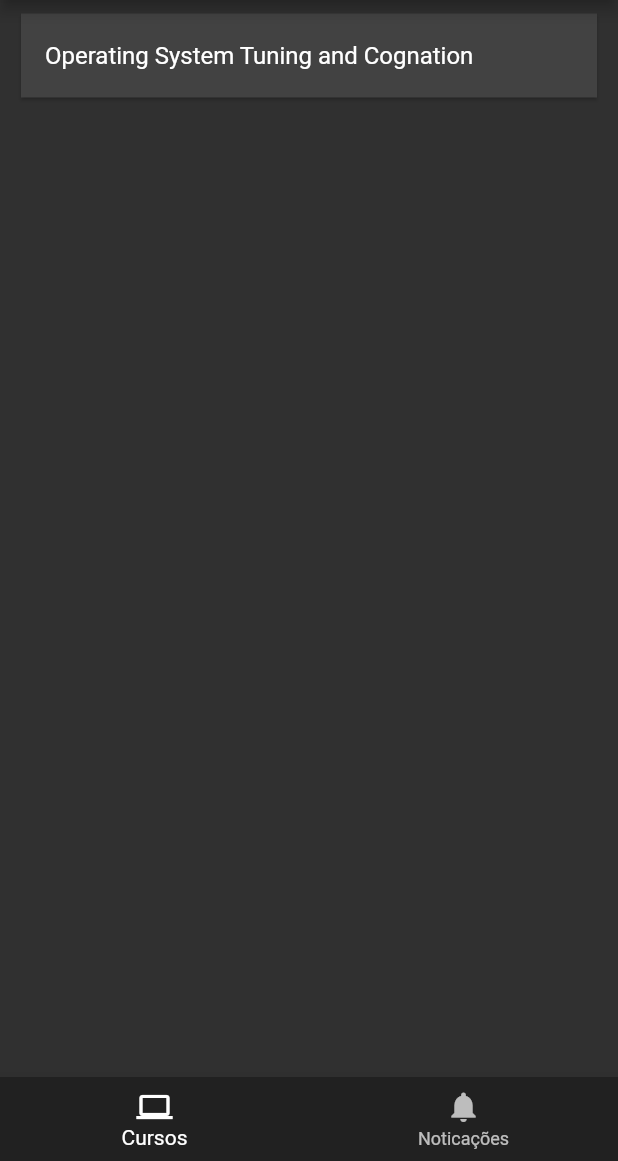
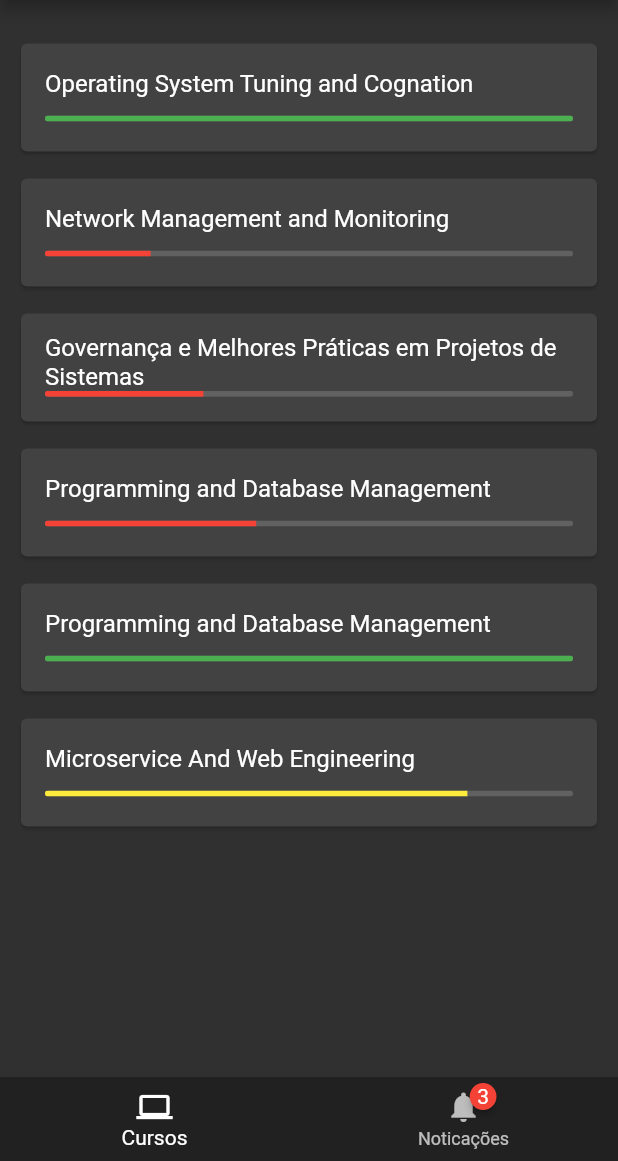
Before and after one commit to GGotha/PS13SI-Flutter, a Flutter app: the screen it shows after launch, after a tap on "CONECTAR", on a phone screen of 412 x 824 dp, the part 75-1236 px from its top. Run offline on Flutter 3.47's test engine with Material 2 defaults, Android fonts, the phone set to English and light mode, and no system bars; drawn by our look-alikes of badges; our stand-ins replace flutter_local_notifications.

Commit message:
notifications

```diff
--- /dev/null
+++ b/lib/app.dart
@@ -0,0 +1,25 @@
+import 'package:flutter/material.dart';
+import 'package:provider/provider.dart';
+import 'package:ps13si/models/notification_model.dart';
+import 'package:ps13si/screens/home_screen.dart';
+import 'package:ps13si/screens/login_screen.dart';
+
+class App extends StatelessWidget {
+  @override
+  Widget build(BuildContext context) {
+    return ChangeNotifierProvider.value(
+      value: NotificationModel(),
+      child: MaterialApp(
+        debugShowCheckedModeBanner: false,
+        title: 'PS13SI',
+        darkTheme: ThemeData.dark(),
+        themeMode: ThemeMode.dark,
+        initialRoute: "/",
+        routes: {
+          "/": (context) => LoginScreen(),
+          "/home": (context) => HomeScreen(),
+        },
+      ),
+    );
+  }
+}
--- a/lib/main.dart
+++ b/lib/main.dart
@@ -1,24 +1,6 @@
 import 'package:flutter/material.dart';
-import 'package:ps13si/screens/home_screen.dart';
-import 'package:ps13si/screens/login_screen.dart';
+import 'package:ps13si/app.dart';
 
 void main() {
-  runApp(MyApp());
+  runApp(App());
 }
-
-class MyApp extends StatelessWidget {
-  @override
-  Widget build(BuildContext context) {
-    return MaterialApp(
-      debugShowCheckedModeBanner: false,
-      title: 'PS13SI',
-      darkTheme: ThemeData.dark(),
-      themeMode: ThemeMode.dark,
-      initialRoute: "/",
-      routes: {
-        "/": (context) => LoginScreen(),
-        "/home": (context) => HomeScreen(),
-      },
-    );
-  }
-}
--- /dev/null
+++ b/lib/models/course_model.dart
@@ -0,0 +1,13 @@
+class CourseModel {
+  int id;
+  String name;
+  double percentage;
+  String teacher;
+
+  CourseModel({
+    this.id,
+    this.name,
+    this.percentage,
+    this.teacher,
+  });
+}
--- /dev/null
+++ b/lib/models/notification_model.dart
@@ -0,0 +1,19 @@
+import 'package:flutter/cupertino.dart';
+
+class NotificationModel with ChangeNotifier {
+  int id;
+  String name;
+
+  NotificationModel({
+    this.id,
+    this.name,
+  });
+
+  int countNotifications = 3;
+
+  void updateNotifications(value) {
+    countNotifications = value;
+
+    notifyListeners();
+  }
+}
--- /dev/null
+++ b/lib/repository/course_repository.dart
@@ -0,0 +1,60 @@
+import 'package:ps13si/models/course_model.dart';
+
+import 'database.dart';
+
+class CourseRepository {
+  Future findAllAsync() async {
+    var db = Database();
+    await db.createDatabase();
+
+    List<CourseModel> courses = new List<CourseModel>();
+
+    if (db.created) {
+      courses = new List<CourseModel>();
+      courses.add(
+        new CourseModel(
+          id: 1,
+          name: 'Operating System Tuning and Cognation',
+          percentage: 1,
+        ),
+      );
+      courses.add(
+        new CourseModel(
+          id: 2,
+          name: 'Network Management and Monitoring',
+          percentage: 0.2,
+        ),
+      );
+      courses.add(
+        new CourseModel(
+          id: 3,
+          name: 'Governança e Melhores Práticas em Projetos de Sistemas',
+          percentage: 0.3,
+        ),
+      );
+      courses.add(
+        new CourseModel(
+          id: 4,
+          name: 'Programming and Database Management',
+          percentage: 0.4,
+        ),
+      );
+      courses.add(
+        new CourseModel(
+          id: 5,
+          name: 'Programming and Database Management',
+          percentage: 1,
+        ),
+      );
+      courses.add(
+        new CourseModel(
+          id: 6,
+          name: 'Microservice And Web Engineering',
+          percentage: 0.8,
+        ),
+      );
+    }
+
+    return new Future.value(courses);
+  }
+}
--- /dev/null
+++ b/lib/repository/database.dart
@@ -0,0 +1,11 @@
+class Database {
+  bool created = false;
+
+  Future<bool> createDatabase() async {
+    await Future.delayed(
+      Duration(milliseconds: 100),
+    );
+    this.created = true;
+    return created;
+  }
+}
--- a/lib/screens/home_screen.dart
+++ b/lib/screens/home_screen.dart
@@ -1,17 +1,45 @@
+import 'package:badges/badges.dart';
 import 'package:flutter/material.dart';
+import 'package:flutter_local_notifications/flutter_local_notifications.dart';
+import 'package:ps13si/models/notification_model.dart';
+
 import 'package:ps13si/widgets/custom_app_bar.dart';
+import 'package:ps13si/widgets/future_builder_course_list.dart';
+import 'package:ps13si/widgets/future_builder_notification_list.dart';
+import 'package:ps13si/widgets/notifications_list.dart';
+import 'package:provider/provider.dart';
 
 class HomeScreen extends StatefulWidget {
-  static List<Widget> _widgetOptions = <Widget>[
-    // FutureBuilderPortalList(),
-    // ProfileContent(),
-  ];
-
   @override
   _HomeScreenState createState() => _HomeScreenState();
 }
 
 class _HomeScreenState extends State<HomeScreen> {
+  static int counter = 0;
+
+  FlutterLocalNotificationsPlugin flutterLocalNotificationsPlugin;
+
+  @override
+  void initState() {
+    super.initState();
+    flutterLocalNotificationsPlugin = new FlutterLocalNotificationsPlugin();
+    var android = new AndroidInitializationSettings('@mipmap/ic_launcher');
+    var iOS = new IOSInitializationSettings();
+    var initSetttings = new InitializationSettings(android: android, iOS: iOS);
+    flutterLocalNotificationsPlugin.initialize(
+      initSetttings,
+    );
+
+    Future.delayed(Duration(seconds: 2), () {
+      showNotification();
+    });
+  }
+
+  static List<Widget> _widgetOptions = <Widget>[
+    FutureBuilderCourseList(),
+    FutureBuilderNotificationList(counter: counter),
+  ];
+
   int _selectedIndex = 0;
 
   void _onItemTapped(int index) {
@@ -20,44 +48,36 @@ class _HomeScreenState extends State<HomeScreen> {
     });
   }
 
+  showNotification() async {
+    const AndroidNotificationDetails androidPlatformChannelSpecifics =
+        AndroidNotificationDetails(
+            'your channel id', 'your channel name', 'your channel description',
+            importance: Importance.max,
+            priority: Priority.high,
+            showWhen: false);
+    const NotificationDetails platformChannelSpecifics =
+        NotificationDetails(android: androidPlatformChannelSpecifics);
+    await flutterLocalNotificationsPlugin.show(
+      0,
+      'Curso Concluído',
+      '🎉🎉 Parabéns, você concluiu a matéria de Operating System Tuning and Cognation!!',
+      platformChannelSpecifics,
+      payload: 'item x',
+    );
+  }
+
   @override
   Widget build(BuildContext context) {
+    final notificationModel =
+        Provider.of<NotificationModel>(context, listen: true);
+
+    Future.delayed(Duration(seconds: 2), () {
+      notificationModel.updateNotifications(4);
+    });
+
     return Scaffold(
       appBar: CustomAppBar(),
-      body: Container(
-        margin: EdgeInsets.symmetric(
-          horizontal: 10,
-          vertical: 5,
-        ),
-        child: SafeArea(
-          child: Card(
-            shape: RoundedRectangleBorder(
-                // borderRadius: BorderRadius.circular(15.0),
-                ),
-            // color: Colors.red,
-            child: Column(
-              mainAxisSize: MainAxisSize.min,
-              children: <Widget>[
-                InkWell(
-                  onTap: () {
-                    Navigator.pushNamed(
-                      context,
-                      "/details",
-                      // arguments: portals,
-                    );
-                  },
-                  child: ListTile(
-                    title: Text(
-                      'Operating System Tuning and Cognation',
-                      style: TextStyle(color: Colors.white),
-                    ),
-                  ),
-                ),
-              ],
-            ),
-          ),
-        ),
-      ),
+      body: _widgetOptions.elementAt(_selectedIndex),
       bottomNavigationBar: BottomNavigationBar(
         backgroundColor: Colors.grey[900],
         items: [
@@ -67,7 +87,11 @@ class _HomeScreenState extends State<HomeScreen> {
           ),
           BottomNavigationBarItem(
             label: 'Noticações',
-            icon: Icon(Icons.notifications),
+            icon: Badge(
+              badgeContent:
+                  Text('${notificationModel.countNotifications ?? 0}'),
+              child: Icon(Icons.notifications),
+            ),
           ),
         ],
         currentIndex: _selectedIndex,
--- /dev/null
+++ b/lib/widgets/course_list.dart
@@ -0,0 +1,35 @@
+import 'package:flutter/material.dart';
+import 'package:ps13si/models/course_model.dart';
+import 'package:ps13si/widgets/custom_progress_bar.dart';
+
+class CourseList extends StatelessWidget {
+  CourseModel courses;
+
+  CourseList({
+    Key key,
+    @required this.courses,
+  }) : super(key: key);
+
+  @override
+  Widget build(BuildContext context) {
+    return Card(
+      child: Column(
+        mainAxisSize: MainAxisSize.min,
+        children: <Widget>[
+          InkWell(
+            onTap: () {},
+            child: ListTile(
+              title: Text(
+                courses.name,
+                style: TextStyle(color: Colors.white),
+              ),
+              subtitle: CustomProgressBar(
+                value: courses.percentage,
+              ),
+            ),
+          ),
+        ],
+      ),
+    );
+  }
+}
--- /dev/null
+++ b/lib/widgets/custom_progress_bar.dart
@@ -0,0 +1,32 @@
+import 'package:flutter/material.dart';
+
+class CustomProgressBar extends StatelessWidget {
+  double value;
+
+  CustomProgressBar({Key key, this.value}) : super(key: key);
+
+  Animation<Color> buildColorLinearProgressIndicator(value) {
+    if (value == 1) {
+      return AlwaysStoppedAnimation(Colors.green);
+    }
+    if (value >= 0.7 && value <= 0.99) {
+      return AlwaysStoppedAnimation(Colors.yellow);
+    }
+    if (value < 0.7) {
+      return AlwaysStoppedAnimation(Colors.red);
+    }
+  }
+
+  @override
+  Widget build(BuildContext context) {
+    return Container(
+      child: ClipRRect(
+        borderRadius: BorderRadius.circular(4),
+        child: LinearProgressIndicator(
+          value: value,
+          valueColor: buildColorLinearProgressIndicator(value),
+        ),
+      ),
+    );
+  }
+}
--- /dev/null
+++ b/lib/widgets/future_builder_course_list.dart
@@ -0,0 +1,45 @@
+import 'package:flutter/material.dart';
+import 'package:ps13si/repository/course_repository.dart';
+import 'package:ps13si/widgets/course_list.dart';
+
+class FutureBuilderCourseList extends StatelessWidget {
+  @override
+  Widget build(BuildContext context) {
+    return FutureBuilder(
+      initialData: [],
+      future: CourseRepository().findAllAsync(),
+      builder: (context, snapshot) {
+        if (snapshot.connectionState == ConnectionState.done) {
+          return Container(
+            margin: EdgeInsets.symmetric(vertical: 20),
+            child: ListView.builder(
+              itemCount: snapshot.data == null ? 0 : snapshot.data.length,
+              itemBuilder: (BuildContext context, index) {
+                final courses = snapshot.data[index];
+
+                return Container(
+                  margin: EdgeInsets.symmetric(
+                    horizontal: 10,
+                    vertical: 5,
+                  ),
+                  child: CourseList(
+                    courses: courses,
+                  ),
+                );
+              },
+            ),
+          );
+        } else {
+          return Center(
+            child: Container(
+              margin: EdgeInsets.symmetric(vertical: 50),
+              child: CircularProgressIndicator(
+                valueColor: new AlwaysStoppedAnimation<Color>(Colors.white),
+              ),
+            ),
+          );
+        }
+      },
+    );
+  }
+}
```
Also changed, not shown: lib/repository/notification_repository.dart (added, +45 -0 lines), lib/widgets/future_builder_notification_list.dart (added, +60 -0 lines), lib/widgets/notifications_list.dart (added, +23 -0 lines), pubspec.yaml (+4 -3 lines), pubspec.lock, 1 other file.
